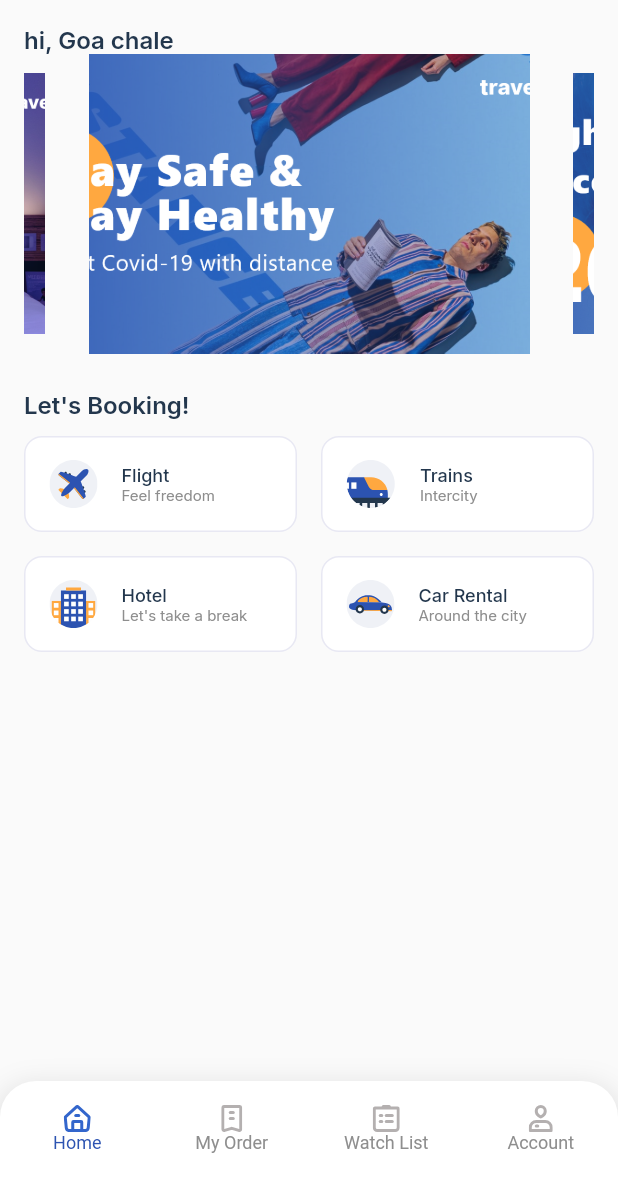
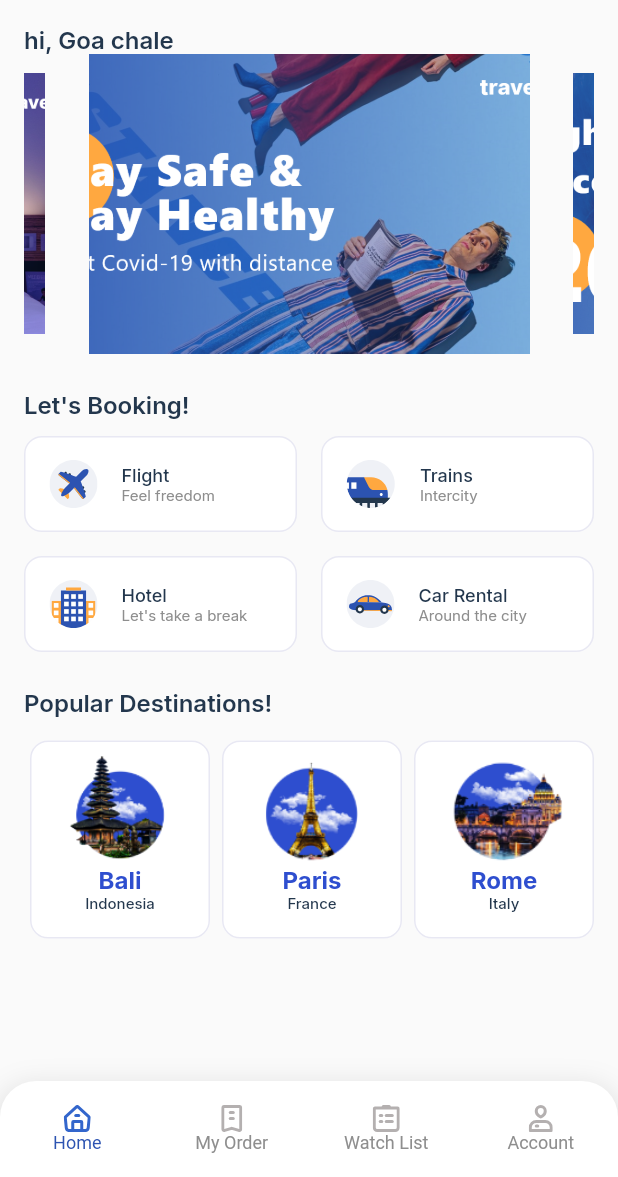
Before and after one commit to adilkhansherani/yatra, a Flutter app: the screen it shows after launch, on a phone screen of 412 x 824 dp, the part 59-1236 px from its top. Run offline on Flutter 3.47's test engine with Material 2 defaults, Android fonts, the phone set to English and light mode, and no system bars; drawn by our look-alikes of carousel_slider; our stand-ins replace flutter_svg, google_fonts.

Commit message:
added destinations section

```diff
--- /dev/null
+++ b/lib/models/popular_destination_model.dart
@@ -0,0 +1,30 @@
+class PopularDestinationModel {
+  String name;
+  String country;
+  String image;
+
+  PopularDestinationModel(this.name, this.country, this.image);
+}
+
+List<PopularDestinationModel> populars = popularsData
+    .map((item) => PopularDestinationModel(
+        item['name']!, item['country']!, item['image']!))
+    .toList();
+
+var popularsData = [
+  {
+    "name": "Bali",
+    "country": "Indonesia",
+    "image": "assets/images/destination_bali.png"
+  },
+  {
+    "name": "Paris",
+    "country": "France",
+    "image": "assets/images/destination_paris.png"
+  },
+  {
+    "name": "Rome",
+    "country": "Italy",
+    "image": "assets/images/destination_rome.png"
+  },
+];
--- a/lib/screens/home_screen.dart
+++ b/lib/screens/home_screen.dart
@@ -4,6 +4,7 @@ import 'package:yatra/constants/colors.dart';
 import 'package:yatra/constants/style_constant.dart';
 import 'package:yatra/widgets/bottom_navigator_yatra.dart';
 import 'package:carousel_slider/carousel_slider.dart';
+import 'package:yatra/models/popular_destination_model.dart';
 
 class HomeScreen extends StatefulWidget {
   const HomeScreen({super.key});
@@ -245,6 +246,63 @@ class _HomeScreenState extends State<HomeScreen> {
             ],
           ),
         ),
+
+        // Popular Destination Section
+            Padding(
+              padding:const EdgeInsets.only(left: 16, top: 24, bottom: 12),
+              child: Text(
+                'Popular Destinations!',
+                style: mTitleStyle,
+              ),
+            ),
+
+            SizedBox(
+              height: 140,
+              child: ListView.builder(
+                itemCount: populars.length,
+                padding: const EdgeInsets.only(left: 16, right: 16),
+                scrollDirection: Axis.horizontal,
+
+                itemBuilder: (context, index) {
+                  return Card(
+                    elevation: 0,
+                    shape: RoundedRectangleBorder(
+                      borderRadius: BorderRadius.circular(12),
+                    ),
+
+                    child: Container(
+                      height: 140,
+                      width: 120,
+                      decoration: BoxDecoration(
+                        borderRadius: BorderRadius.circular(12),
+                        border: Border.all(color: mBorderColor, width: 1),
+                      ),
+
+                      child: Padding(
+                        padding: const EdgeInsets.only(top: 8.0, bottom: 16),
+                        child: Column(
+                          children: <Widget>[
+                            Image.asset(
+                              populars[index].image,
+                              height: 74,
+                            ),
+                            Text(
+                              populars[index].name,
+                              style: mPopularDestinationTitleStyle,
+                            ),
+                            Text(
+                              populars[index].country,
+                              style: mPopularDestinationSubtitleStyle,
+                            )
+                          ],
+                        ),
+                      ),
+                    ),
+                  );
+                },
+              ),
+            ),
+
       ]),
     );
   }
```
